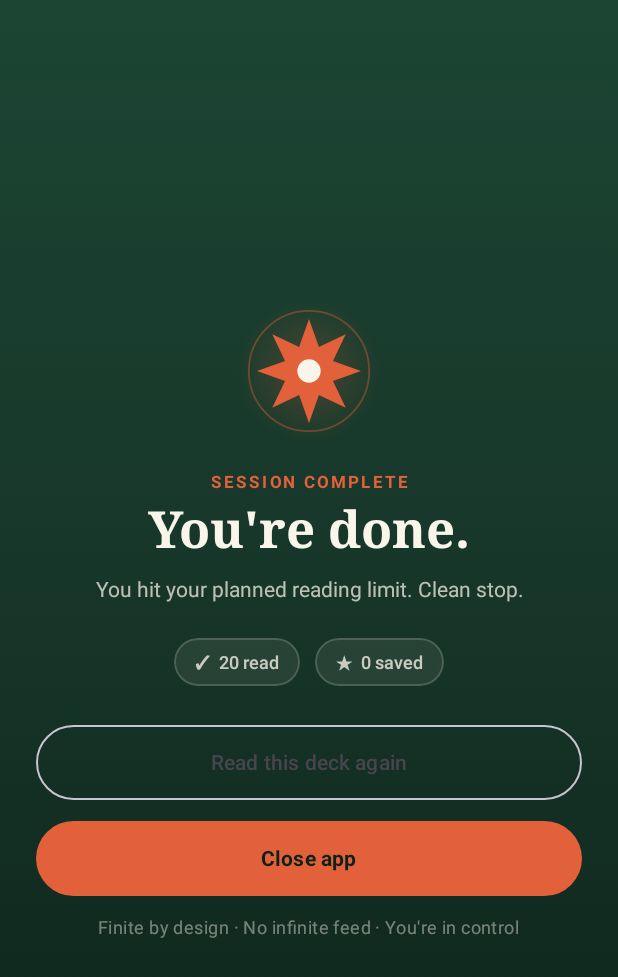
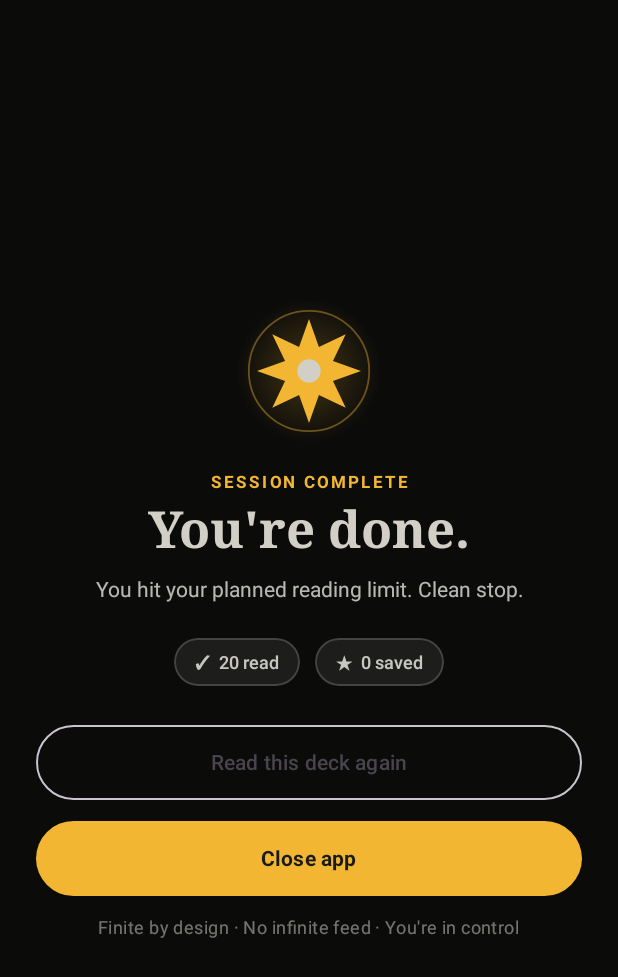
Before and after one commit to niveup/spark-android, an Android app built with Jetpack Compose: the @Preview function DoneScreenPreview, on a phone screen of 412 x 824 dp. Shown: the top 977 px of the screen. Run offline under Robolectric (Android 15) with nearby library versions, the phone set to English and light mode, and no system bars; missing, so only their content is drawn: SparkTheme.

Commit message:
fix(books): remove section header in All Books and match DoneScreen theme

```diff
--- a/app/src/main/java/com/spark/app/feed/DoneScreen.kt
+++ b/app/src/main/java/com/spark/app/feed/DoneScreen.kt
@@ -72,13 +72,15 @@ import androidx.compose.ui.unit.dp
 import androidx.compose.ui.unit.sp
 import com.spark.app.data.Card
 
-private val Paper = Color(0xFFF4EFE5)
-private val PaperSoft = Color(0xFFFAF5EA)
-private val Ember = Color(0xFFE2603A)
-private val EmberGlow = Color(0xFFFF8559)
-private val ForestTop = Color(0xFF1C4534)
-private val ForestMid = Color(0xFF163528)
-private val ForestDeep = Color(0xFF0D2118)
+private val CanvasBackground = Color(0xFF0B0B0A)
+private val CardBackground = Color(0xFF1A1A18)
+private val GoldAccent = Color(0xFFF2B632)
+private val IvoryText = Color(0xFFF3F1EA)
+private val MutedText = Color(0xFFA3A29B)
+private val Paper = Color(0xFFF3F1EA)
+private val PaperSoft = Color(0xFFD2D0C6)
+private val Ember = Color(0xFFF2B632)
+private val EmberGlow = Color(0xFFF2B632)
 private val Display = FontFamily.Serif
 
 @Composable
@@ -134,7 +136,7 @@ fun DoneScreen(
     Box(
         modifier = modifier
             .fillMaxSize()
-            .background(Brush.verticalGradient(listOf(ForestTop, ForestMid, ForestDeep)))
+            .background(CanvasBackground)
     ) {
         Column(
             modifier = Modifier
@@ -437,8 +439,8 @@ fun DoneScreen(
                         .heightIn(min = 50.dp),
                     shape = RoundedCornerShape(100.dp),
                     colors = ButtonDefaults.buttonColors(
-                        containerColor = Ember,
-                        contentColor = ForestDeep
+                        containerColor = GoldAccent,
+                        contentColor = CardBackground
                     )
                 ) {
                     Text(
--- a/app/src/main/java/com/spark/app/home/BooksScreen.kt
+++ b/app/src/main/java/com/spark/app/home/BooksScreen.kt
@@ -329,7 +329,8 @@ private fun BooksContent(
             Spacer(Modifier.height(16.dp))
         }
 
-        // Unified 2-column grid for all views — no separate sections in "All"
+        // Category Header (hidden in "All" so absolutely no section header exists)
+        if (selectedFilter != "All") {
             item(key = "category_header", contentType = "category_header") {
                 Column(modifier = Modifier.padding(horizontal = 20.dp)) {
                     Row(
@@ -338,7 +339,7 @@ private fun BooksContent(
                         verticalAlignment = Alignment.CenterVertically
                     ) {
                         Text(
-                        text = if (selectedFilter == "All") "All Books" else selectedFilter,
+                            text = selectedFilter,
                             fontFamily = Display,
                             fontSize = 20.sp,
                             fontWeight = FontWeight.Bold,
@@ -351,6 +352,7 @@ private fun BooksContent(
                         )
                     }
                     Spacer(Modifier.height(14.dp))
+                }
             }
         }
 
```
Lines whose indentation alone changed are shown as unchanged.
